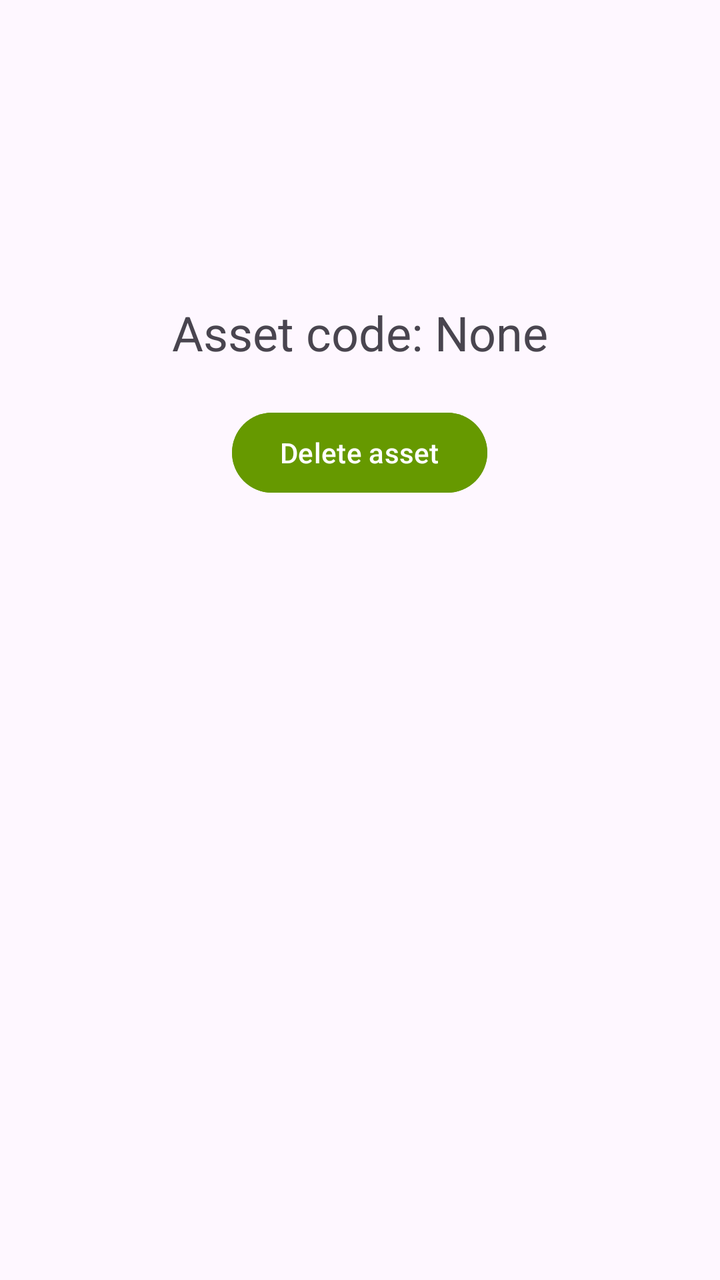
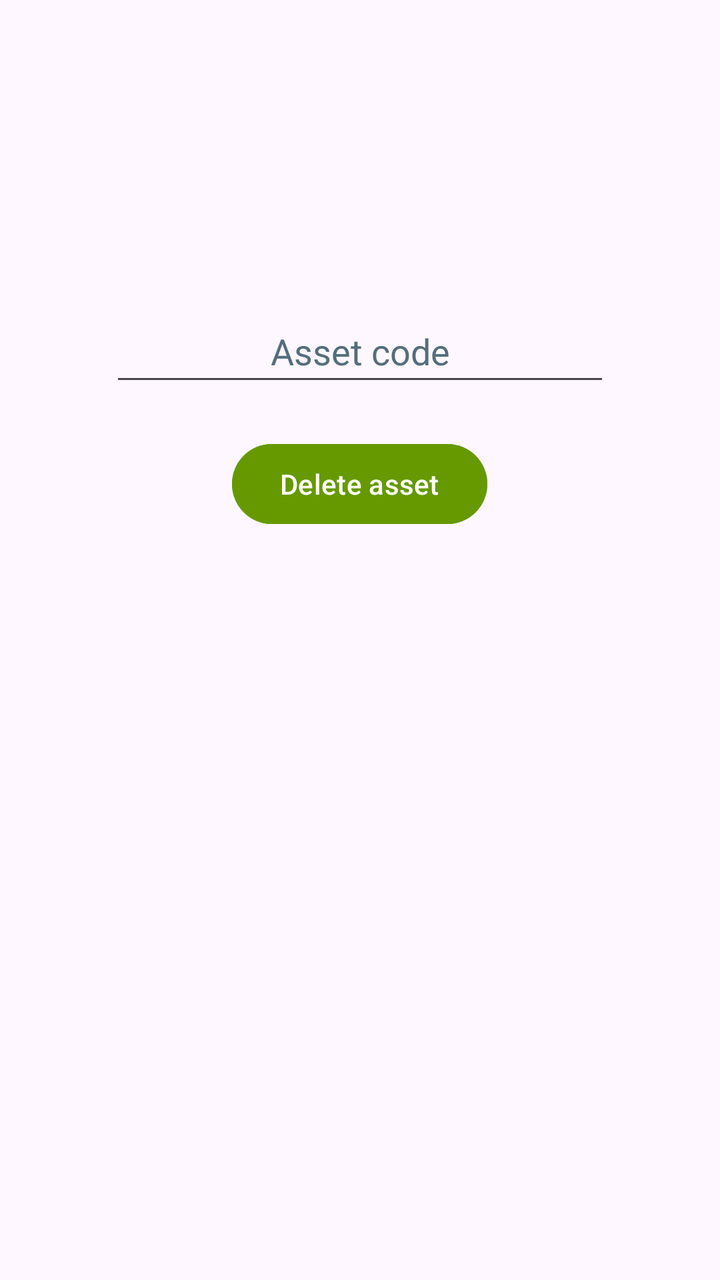

Before-and-after screenshots of an Android layout around one commit, followed by the original layout XML and the change that was made.
<!-- AndroidManifest.xml: application theme Theme.RFIDLaundryAsset -->
<!-- res/layout/activity_delete_asset.xml -->
<ScrollView
    xmlns:android="http://schemas.android.com/apk/res/android"
    xmlns:tools="http://schemas.android.com/tools"
    android:layout_width="match_parent"
    android:layout_height="match_parent">

    <RelativeLayout
        android:layout_width="match_parent"
        android:layout_height="wrap_content">

        <TextView
            android:id="@+id/epcTextView"
            android:layout_width="wrap_content"
            android:layout_height="wrap_content"
            android:text="Asset code: None"
            android:textSize="24sp"
            android:layout_marginTop="150dp"
            android:layout_centerHorizontal="true"
            android:gravity="center"
            tools:ignore="HardcodedText" />

        <Button
            android:id="@+id/deleteButton"
            android:layout_width="wrap_content"
            android:layout_height="wrap_content"
            android:layout_below="@id/epcTextView"
            android:layout_centerHorizontal="true"
            android:layout_marginTop="20dp"
            android:backgroundTint="@android:color/holo_green_dark"
            android:text="Delete asset"
            android:textColor="@android:color/white"
            tools:ignore="HardcodedText,TextContrastCheck" />

    </RelativeLayout>
</ScrollView>
<!-- resources referenced by this layout -->
<resources>
  <style name="Theme.RFIDLaundryAsset" parent="Base.Theme.RFIDLaundryAsset" />
  <style name="Base.Theme.RFIDLaundryAsset" parent="Theme.Material3.DayNight.NoActionBar">
          
          
      </style>
</resources>

<!-- the commit's change to res/layout/activity_delete_asset.xml (unified diff, before → after) -->
@@ -8,22 +8,23 @@
         android:layout_width="match_parent"
         android:layout_height="wrap_content">
 
-        <TextView
-            android:id="@+id/epcTextView"
-            android:layout_width="wrap_content"
+        <AutoCompleteTextView
+            android:id="@+id/assetTextList"
+            android:layout_width="250dp"
             android:layout_height="wrap_content"
-            android:text="Asset code: None"
-            android:textSize="24sp"
+            android:layout_centerHorizontal="true"
             android:layout_marginTop="150dp"
-            android:layout_centerHorizontal="true"
             android:gravity="center"
+            android:hint="Asset code"
+            android:minHeight="48dp"
+            android:textColorHint="#546E7A"
             tools:ignore="HardcodedText" />
 
         <Button
             android:id="@+id/deleteButton"
             android:layout_width="wrap_content"
             android:layout_height="wrap_content"
-            android:layout_below="@id/epcTextView"
+            android:layout_below="@id/assetTextList"
             android:layout_centerHorizontal="true"
             android:layout_marginTop="20dp"
             android:backgroundTint="@android:color/holo_green_dark"
